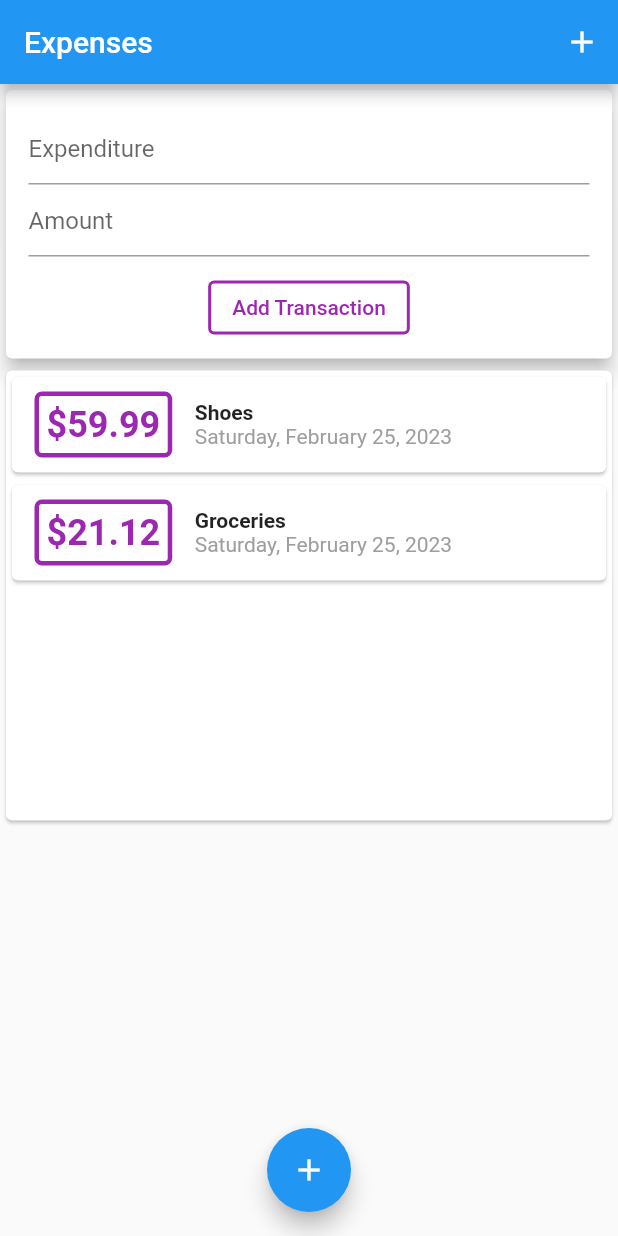
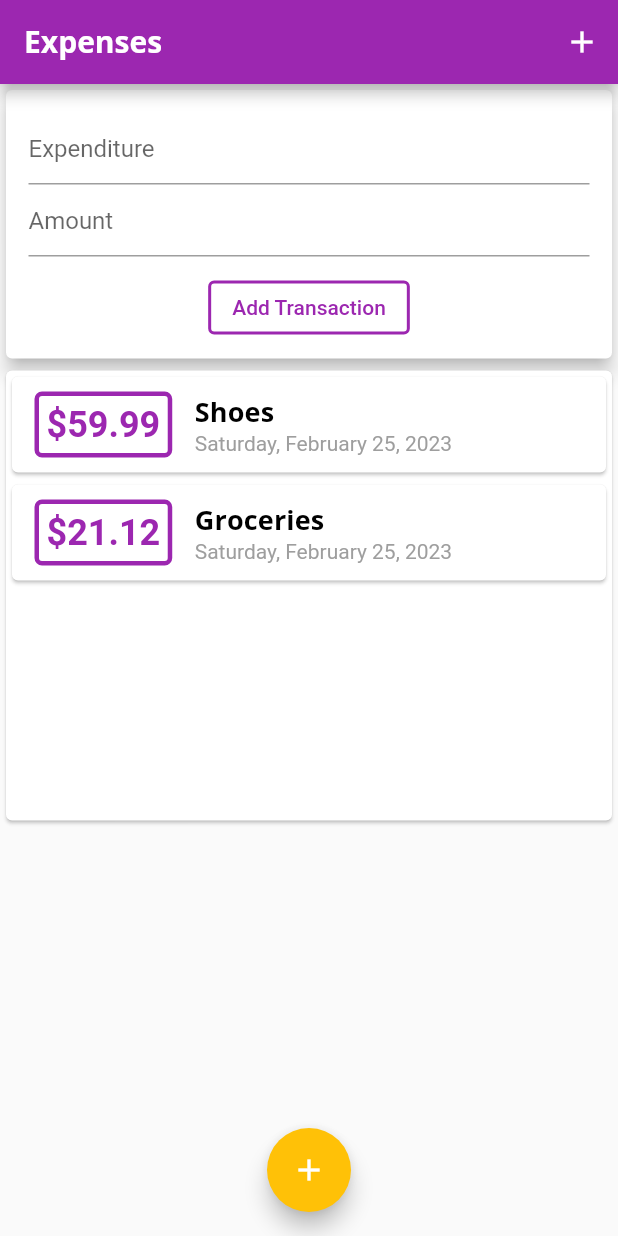
Before and after one commit to marcellus-saputra/udemy_expenses_app, a Flutter app: the screen it shows after launch, on a phone screen of 412 x 824 dp. Run offline on Flutter 3.47's test engine with Material 2 defaults, Android fonts, the phone set to English and light mode, and no system bars.

Commit message:
Theming/styling changes

```diff
--- a/lib/main.dart
+++ b/lib/main.dart
@@ -58,7 +58,28 @@ class _MyAppState extends State<MyApp> {
   @override
   Widget build(BuildContext context) {
     return MaterialApp(
-      title: 'Flutter Demo',
+      title: 'Expenses',
+      theme: ThemeData(
+        colorScheme: Theme.of(context).colorScheme.copyWith(
+              primary: Colors.purple,
+              secondary: Colors.amber,
+            ),
+        fontFamily: 'Quicksand',
+        textTheme: ThemeData.light().textTheme.copyWith(
+              titleSmall: const TextStyle(
+                fontFamily: 'OpenSans',
+                fontSize: 18,
+                fontWeight: FontWeight.bold,
+              ),
+            ),
+        appBarTheme: const AppBarTheme(
+          titleTextStyle: TextStyle(
+            fontFamily: 'OpenSans',
+            fontSize: 20,
+            fontWeight: FontWeight.bold,
+          ),
+        ),
+      ),
       home: Scaffold(
         appBar: AppBar(
           actions: [
--- a/lib/txcard.dart
+++ b/lib/txcard.dart
@@ -27,16 +27,16 @@ class TransactionCard extends StatelessWidget {
             decoration: BoxDecoration(
               borderRadius: const BorderRadius.all(Radius.circular(5)),
               border: Border.all(
-                color: Colors.purple,
+                color: Theme.of(context).colorScheme.primary,
                 width: 3,
               ),
             ),
             child: Text(
               '\$${amount.toStringAsFixed(2)}',
-              style: const TextStyle(
+              style: TextStyle(
                 fontWeight: FontWeight.bold,
                 fontSize: 24,
-                color: Colors.purple,
+                color: Theme.of(context).colorScheme.primary,
               ),
             ),
           ),
@@ -45,9 +45,7 @@ class TransactionCard extends StatelessWidget {
             children: [
               Text(
                 title,
-                style: const TextStyle(
-                  fontWeight: FontWeight.bold,
-                ),
+                style: Theme.of(context).textTheme.titleSmall,
               ),
               Text(
                 DateFormat.yMMMMEEEEd().format(date),
```
Also changed, not shown: pubspec.yaml (+11 -11 lines), assets/fonts/OpenSans-Bold.ttf (added), assets/fonts/OpenSans-Regular.ttf (added), assets/fonts/Quicksand-Bold.ttf (added), assets/fonts/Quicksand-Light.ttf (added), assets/fonts/Quicksand-Medium.ttf (added), assets/fonts/Quicksand-Regular.ttf (added).
